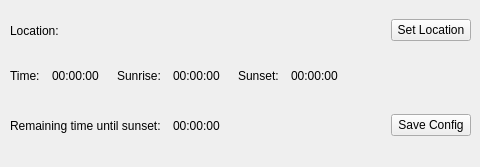
Old version of the form QtSsMainWindow.ui in the repository mairda/QtSunsetter.
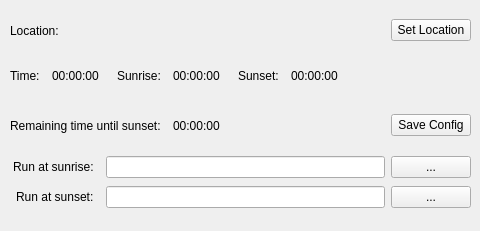
New version of the form.

Commit message: Modified the UI to add an edit box to contain filenames for a program to run at sunrise and sunset. Added a button to load a file selection dialog for each and used it populate the controls. Added configuration support for saving the two filenames.

Diff of the .ui file:
```diff
--- a/QtSsMainWindow.ui
+++ b/QtSsMainWindow.ui
@@ -7,7 +7,7 @@
     <x>0</x>
     <y>0</y>
     <width>480</width>
-    <height>167</height>
+    <height>231</height>
    </rect>
   </property>
   <property name="windowTitle">
@@ -293,6 +293,128 @@
     </item>
    </layout>
   </widget>
+  <widget class="QWidget" name="horizontalLayoutWidget_4">
+   <property name="geometry">
+    <rect>
+     <x>10</x>
+     <y>150</y>
+     <width>461</width>
+     <height>34</height>
+    </rect>
+   </property>
+   <layout class="QHBoxLayout" name="horizontalLayout_4">
+    <item>
+     <spacer name="horizontalSpacer_14">
+      <property name="orientation">
+       <enum>Qt::Horizontal</enum>
+      </property>
+      <property name="sizeType">
+       <enum>QSizePolicy::Fixed</enum>
+      </property>
+      <property name="sizeHint" stdset="0">
+       <size>
+        <width>3</width>
+        <height>20</height>
+       </size>
+      </property>
+     </spacer>
+    </item>
+    <item>
+     <widget class="QLabel" name="label_5">
+      <property name="text">
+       <string>Run at sunrise:</string>
+      </property>
+     </widget>
+    </item>
+    <item>
+     <spacer name="horizontalSpacer_12">
+      <property name="orientation">
+       <enum>Qt::Horizontal</enum>
+      </property>
+      <property name="sizeType">
+       <enum>QSizePolicy::Fixed</enum>
+      </property>
+      <property name="sizeHint" stdset="0">
+       <size>
+        <width>6</width>
+        <height>20</height>
+       </size>
+      </property>
+     </spacer>
+    </item>
+    <item>
+     <widget class="QLineEdit" name="lnRiseRun"/>
+    </item>
+    <item>
+     <widget class="QPushButton" name="btnChooseRiseRun">
+      <property name="text">
+       <string>...</string>
+      </property>
+     </widget>
+    </item>
+   </layout>
+  </widget>
+  <widget class="QWidget" name="horizontalLayoutWidget_5">
+   <property name="geometry">
+    <rect>
+     <x>10</x>
+     <y>180</y>
+     <width>461</width>
+     <height>34</height>
+    </rect>
+   </property>
+   <layout class="QHBoxLayout" name="horizontalLayout_5">
+    <item>
+     <spacer name="horizontalSpacer_11">
+      <property name="orientation">
+       <enum>Qt::Horizontal</enum>
+      </property>
+      <property name="sizeType">
+       <enum>QSizePolicy::Fixed</enum>
+      </property>
+      <property name="sizeHint" stdset="0">
+       <size>
+        <width>6</width>
+        <height>20</height>
+       </size>
+      </property>
+     </spacer>
+    </item>
+    <item>
+     <widget class="QLabel" name="label_6">
+      <property name="text">
+       <string>Run at sunset:</string>
+      </property>
+     </widget>
+    </item>
+    <item>
+     <spacer name="horizontalSpacer_13">
+      <property name="orientation">
+       <enum>Qt::Horizontal</enum>
+      </property>
+      <property name="sizeType">
+       <enum>QSizePolicy::Fixed</enum>
+      </property>
+      <property name="sizeHint" stdset="0">
+       <size>
+        <width>6</width>
+        <height>20</height>
+       </size>
+      </property>
+     </spacer>
+    </item>
+    <item>
+     <widget class="QLineEdit" name="lnSetRun"/>
+    </item>
+    <item>
+     <widget class="QPushButton" name="btnChooseSetRun">
+      <property name="text">
+       <string>...</string>
+      </property>
+     </widget>
+    </item>
+   </layout>
+  </widget>
  </widget>
  <resources/>
  <connections/>
```
The commit also changes 2 other files.
